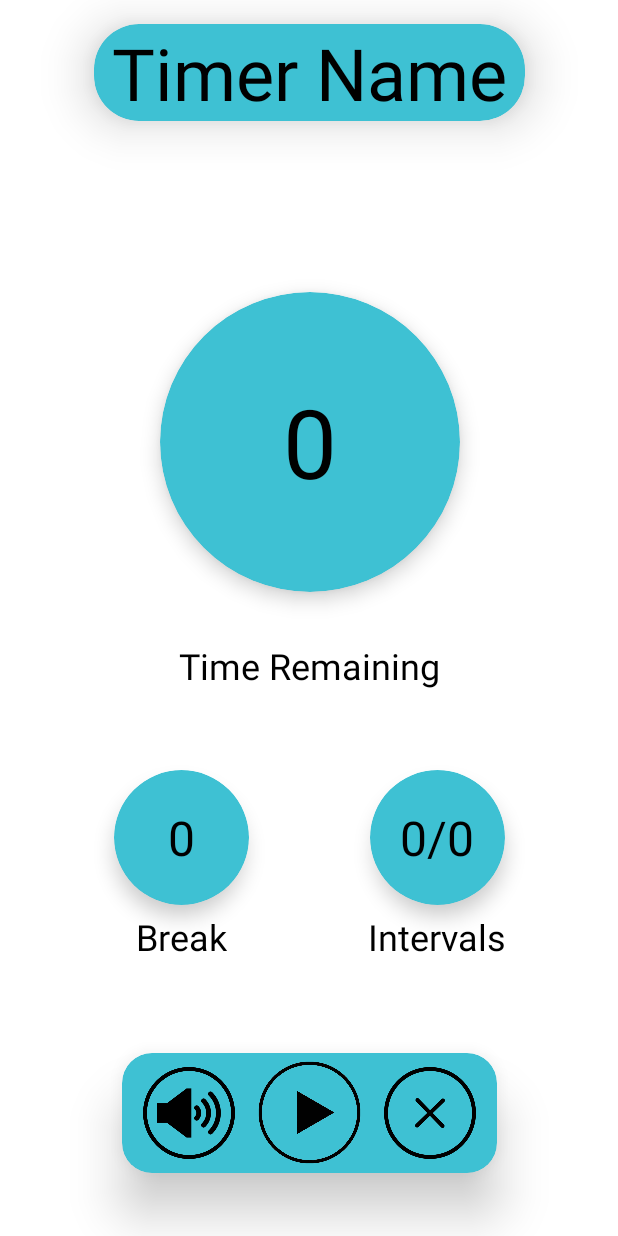
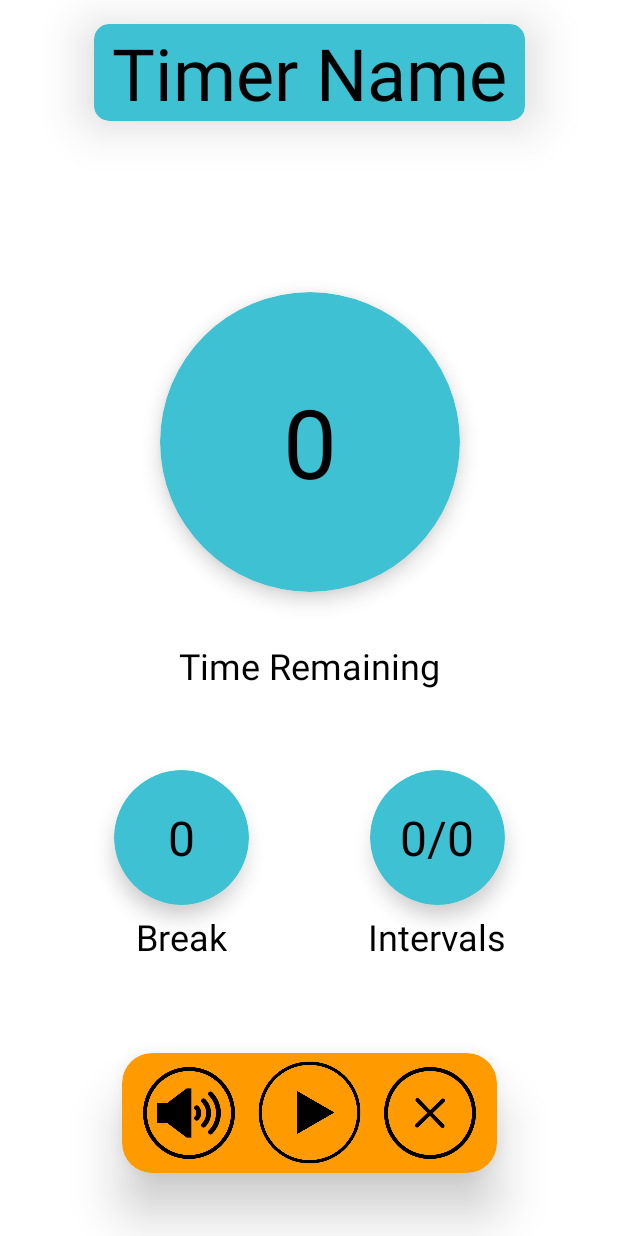
Before and after one commit to mdrewry/IntervalTimer, an Android app: the timer screen opened directly, with no data from a screen before it, on a phone screen of 412 x 824 dp. Run offline under Robolectric (Android 15) with nearby library versions, the phone set to English and light mode, and no system bars; 4 statements that could not run were skipped.

Commit message:
animated Timers!

```diff
--- a/app/build.gradle
+++ b/app/build.gradle
@@ -7,8 +7,8 @@ android {
         applicationId "com.markdrewry.intervaltimer"
         minSdkVersion 22
         targetSdkVersion 28
-        versionCode 3
-        versionName "1.2"
+        versionCode 4
+        versionName "1.3"
         testInstrumentationRunner "androidx.test.runner.AndroidJUnitRunner"
     }
     buildTypes {
--- a/app/src/main/java/com/markdrewry/intervaltimer/timer.java
+++ b/app/src/main/java/com/markdrewry/intervaltimer/timer.java
@@ -2,6 +2,7 @@ package com.markdrewry.intervaltimer;
 
 import androidx.appcompat.app.AppCompatActivity;
 
+import android.animation.ObjectAnimator;
 import android.content.Intent;
 import android.content.SharedPreferences;
 import android.graphics.Color;
@@ -14,6 +15,7 @@ import android.os.CountDownTimer;
 import android.os.Handler;
 import android.util.Log;
 import android.view.View;
+import android.view.animation.LinearInterpolator;
 import android.widget.ImageButton;
 import android.widget.ProgressBar;
 import android.widget.TextView;
@@ -29,7 +31,7 @@ public class timer extends AppCompatActivity {
     private TimerObj t;
     private CountDownTimer startTimer,totalTimer,intTimer,breakTimer;
     private boolean timeRunning, muted, darkMode;
-    private int numIntervals,intervalLength,breakLength, incrementIntervalProgress, incrementTotalProgress, incrementBreakProgress, soundID1,soundID2,counter = 0;
+    private int numIntervals,intervalLength,breakLength, totalLength, soundID1,soundID2,counter = 0;
     private SoundPool sounds;
     @Override
     protected void onCreate(Bundle savedInstanceState) {
@@ -60,6 +62,9 @@ public class timer extends AppCompatActivity {
             @Override
             public void onClick(View v) {
                 resetTimer();
+                Intent intent = new Intent(timer.this,MainActivity.class);
+                startActivity(intent);
+                finish();
             }
         });
     }
@@ -98,13 +103,9 @@ public class timer extends AppCompatActivity {
         }.start();
     }
     private void executeTimer(){
-        totalTimer = new CountDownTimer((intervalLength+breakLength)*1000*numIntervals,(intervalLength+breakLength)*1000) {
+        totalTimer = new CountDownTimer(totalLength*1000,(intervalLength+breakLength)*1000) {
             @Override
             public void onTick(long millisUntilFinished) {
-                if(totalBar.getProgress()+incrementTotalProgress>totalBar.getMax()-incrementTotalProgress)
-                    totalBar.setProgress(totalBar.getMax());
-                else
-                    totalBar.incrementProgressBy(incrementTotalProgress);
                 totalLeftText.setText(counter+1+"/"+numIntervals);
                 intervalTimer();
             }
@@ -122,13 +123,13 @@ public class timer extends AppCompatActivity {
                 }.start();
             }
         }.start();
+        animateProgress(totalBar,totalLength*1000);
     }
     private void intervalTimer(){
         intTimer = new CountDownTimer(intervalLength*1000,1000) {
             @Override
             public void onTick(long millisUntilFinished) {
                 intervalLeft.setText(""+(Math.round((double)millisUntilFinished / 1000.0)));
-                intervalBar.incrementProgressBy(incrementIntervalProgress);
                 if(millisUntilFinished<=3000){
                     if(millisUntilFinished<=1000)
                         playSound(false);
@@ -136,7 +137,6 @@ public class timer extends AppCompatActivity {
                         playSound(true);
                 }
             }
-
             @Override
             public void onFinish() {
                 counter++;
@@ -150,13 +150,13 @@ public class timer extends AppCompatActivity {
                 breakTimer();
             }
         }.start();
+        animateProgress(intervalBar,intervalLength*1000);
     }
     private void breakTimer(){
         breakTimer = new CountDownTimer(breakLength * 1000, 1000) {
             @Override
             public void onTick(long millisUntilFinished) {
                 restLeft.setText("" + (Math.round((double) millisUntilFinished / 1000.0)));
-                restBar.incrementProgressBy(incrementBreakProgress);
                 if(millisUntilFinished<=3000){
                     if(millisUntilFinished<=1000)
                         playSound(false);
@@ -170,6 +170,7 @@ public class timer extends AppCompatActivity {
                 restBar.setProgress(0);
             }
         }.start();
+        animateProgress(restBar,breakLength*1000);
     }
     private void resetTimer(){
         if(startTimer!=null){
@@ -214,6 +215,12 @@ public class timer extends AppCompatActivity {
         else
             setTheme(R.style.AppTheme);
     }
+    private void animateProgress(ProgressBar temp, int interval){
+        ObjectAnimator intervalBarAnimator = new ObjectAnimator().ofInt(temp,"progress",0,interval);
+        intervalBarAnimator.setDuration(interval);
+        intervalBarAnimator.setInterpolator(new LinearInterpolator());
+        intervalBarAnimator.start();
+    }
     private void initializeObjects(){
         t = getIntent().getParcelableExtra("selectedAlarm");
         darkMode = getIntent().getBooleanExtra("darkMode",false);
@@ -233,13 +240,10 @@ public class timer extends AppCompatActivity {
         numIntervals = t.getNumIntervals();
         intervalLength = t.getIntervalLength();
         breakLength = t.getBreakLength();
-        intervalBar.setMax(intervalLength);
-        incrementIntervalProgress = 1;
-        restBar.setMax(breakLength);
-        incrementBreakProgress = 1;
-        totalBar.setMax(numIntervals);
-        incrementTotalProgress = 1;
-        incrementIntervalProgress = 1;
+        totalLength = (intervalLength+breakLength)*numIntervals;
+        restBar.setMax(breakLength*1000);
+        intervalBar.setMax(intervalLength*1000);
+        totalBar.setMax(totalLength*1000);
         Drawable draw= getDrawable(R.drawable.progressb);
         Drawable draw2 = getDrawable(R.drawable.progressb);
         Drawable draw3 = getDrawable(R.drawable.progressb);
--- a/app/src/main/res/drawable/progressb.xml
+++ b/app/src/main/res/drawable/progressb.xml
@@ -4,5 +4,5 @@
     android:innerRadiusRatio="2.5"
     android:thickness="10dp"
     android:useLevel="true">
-    <solid android:color="?attr/progressBarColor"></solid>
+    <solid android:color="?attr/colorAccent"></solid>
 </shape>
--- a/app/src/main/res/layout/activity_add_timer.xml
+++ b/app/src/main/res/layout/activity_add_timer.xml
@@ -29,7 +29,7 @@
         app:layout_constraintBottom_toBottomOf="@id/createTimerText"
         app:cardBackgroundColor="?attr/colorSecondary"
         app:cardElevation="8dp"
-        app:cardCornerRadius="20dp"></androidx.cardview.widget.CardView>
+        app:cardCornerRadius="10dp"></androidx.cardview.widget.CardView>
     <androidx.cardview.widget.CardView
         android:id="@+id/cardViewSave"
         android:layout_width="100dp"
@@ -38,7 +38,7 @@
         app:layout_constraintEnd_toEndOf="@id/saveTimerButton"
         app:layout_constraintTop_toTopOf="@id/saveTimerButton"
         app:layout_constraintBottom_toBottomOf="@id/saveTimerButton"
-        app:cardBackgroundColor="?attr/colorSecondary"
+        app:cardBackgroundColor="?attr/colorAccent"
         app:cardElevation="8dp"
         app:cardCornerRadius="50dp"></androidx.cardview.widget.CardView>
     <androidx.cardview.widget.CardView
--- a/app/src/main/res/layout/activity_main.xml
+++ b/app/src/main/res/layout/activity_main.xml
@@ -28,7 +28,7 @@
         app:layout_constraintEnd_toEndOf="@id/editTimers"
         app:layout_constraintTop_toTopOf="@id/editTimers"
         app:layout_constraintBottom_toBottomOf="@id/editTimers"
-        app:cardBackgroundColor="?attr/colorSecondary"
+        app:cardBackgroundColor="?attr/colorAccent"
         app:cardElevation="8dp"
         ></androidx.cardview.widget.CardView>
     <androidx.cardview.widget.CardView
@@ -40,7 +40,7 @@
         app:layout_constraintEnd_toEndOf="@id/addTimer"
         app:layout_constraintTop_toTopOf="@id/addTimer"
         app:layout_constraintBottom_toBottomOf="@id/addTimer"
-        app:cardBackgroundColor="?attr/colorSecondary"
+        app:cardBackgroundColor="?attr/colorAccent"
         app:cardElevation="8dp"
         ></androidx.cardview.widget.CardView>
     <androidx.cardview.widget.CardView
@@ -52,7 +52,7 @@
         app:layout_constraintEnd_toEndOf="@id/darkModeButton"
         app:layout_constraintTop_toTopOf="@id/darkModeButton"
         app:layout_constraintBottom_toBottomOf="@id/darkModeButton"
-        app:cardBackgroundColor="?attr/colorSecondary"
+        app:cardBackgroundColor="?attr/colorAccent"
         app:cardElevation="8dp"
         ></androidx.cardview.widget.CardView>
     <TextView
--- a/app/src/main/res/layout/activity_timer.xml
+++ b/app/src/main/res/layout/activity_timer.xml
@@ -12,7 +12,7 @@
         android:layout_width="0dp"
         android:layout_height="0dp"
         app:cardBackgroundColor="?attr/colorSecondary"
-        app:cardCornerRadius="30dp"
+        app:cardCornerRadius="10dp"
         app:cardElevation="20dp"
         app:layout_constraintBottom_toBottomOf="@id/timerNameText"
         app:layout_constraintEnd_toEndOf="@id/timerNameText"
@@ -55,7 +55,7 @@
         android:id="@+id/cardViewButtonControls"
         android:layout_width="250dp"
         android:layout_height="80dp"
-        app:cardBackgroundColor="?attr/colorSecondary"
+        app:cardBackgroundColor="?attr/colorAccent"
         app:cardCornerRadius="20dp"
         app:cardElevation="20dp"
         app:layout_constraintBottom_toBottomOf="@id/playButton"
--- a/app/src/main/res/values/attrs.xml
+++ b/app/src/main/res/values/attrs.xml
@@ -2,7 +2,7 @@
 <resources>
     <declare-styleable name="ds">
         <attr name="colorPrimary" format="color"></attr>
-        <attr name="progressBarColor" format="color"></attr>
+        <attr name="colorAccent" format="color"></attr>
         <attr name="colorSecondary" format="color"></attr>
         <attr name="textColor" format="color"></attr>
     </declare-styleable>
--- a/app/src/main/res/values/styles.xml
+++ b/app/src/main/res/values/styles.xml
@@ -4,7 +4,7 @@
     <style name="AppTheme" parent="Theme.AppCompat.Light.NoActionBar">
         <!-- Customize your theme here. -->
         <item name="colorPrimary">@color/white</item>
-        <item name="progressBarColor">@color/orange</item>
+        <item name="colorAccent">@color/orange</item>
         <item name="colorSecondary">@color/lightBlue</item>
         <item name="textColor">@color/black</item>
         <item name="android:statusBarColor">@color/white</item>
@@ -13,7 +13,7 @@
     <style name="NightMode" parent="Theme.AppCompat.Light.NoActionBar">
         <!-- Customize your theme here. -->
         <item name="colorPrimary">@color/veryDarkBlue</item>
-        <item name="progressBarColor">@color/purple</item>
+        <item name="colorAccent">@color/purple</item>
         <item name="colorSecondary">@color/darkBlue</item>
         <item name="textColor">@color/white</item>
         <item name="android:statusBarColor">@color/veryDarkBlue</item>
```
Also changed, not shown: app/src/main/java/com/markdrewry/intervaltimer/MainActivity.java (+27 -2 lines), app/src/main/java/com/markdrewry/intervaltimer/addTimer.java (+10 -5 lines), app/src/main/res/layout/timermainview.xml (+95 -6 lines), app/src/main/res/drawable-v24/delete.png (deleted), app/src/main/res/drawable-v24/playcircleagain.png (deleted).
